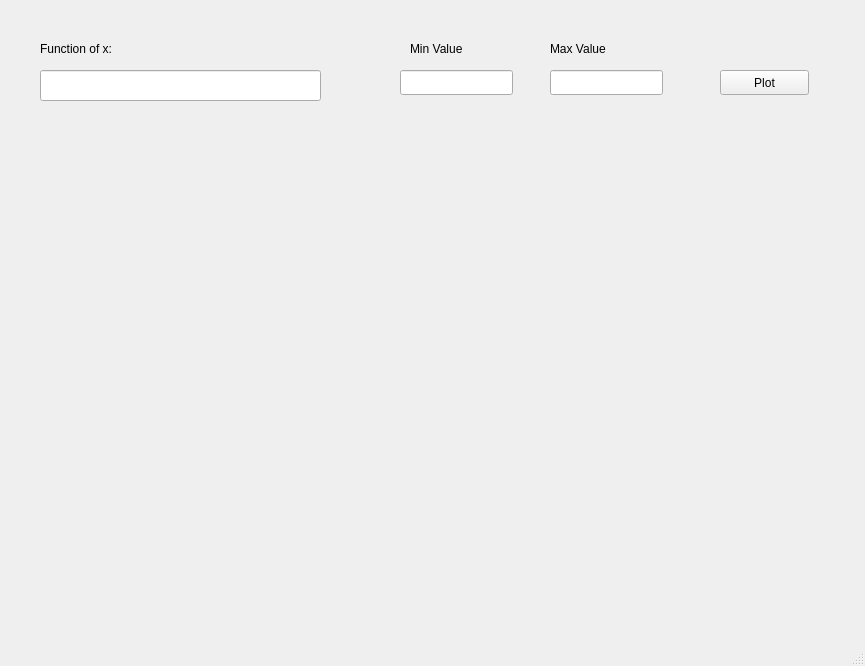
Abdelrahmanhassan1/Function-Plotter, file manigui.ui: the form before one commit.
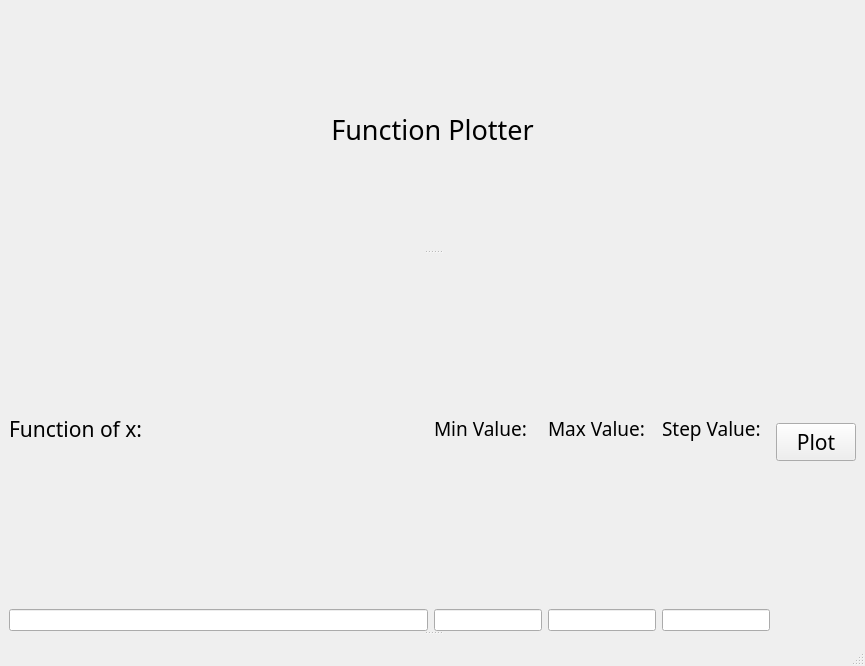
The form after the commit.

The edit to the form file:
```diff
--- a/manigui.ui
+++ b/manigui.ui
@@ -14,99 +14,142 @@
    <string>MainWindow</string>
   </property>
   <widget class="QWidget" name="centralwidget">
-   <widget class="QLineEdit" name="lineEdit">
-    <property name="geometry">
-     <rect>
-      <x>40</x>
-      <y>70</y>
-      <width>281</width>
-      <height>31</height>
-     </rect>
-    </property>
-   </widget>
+   <layout class="QHBoxLayout" name="horizontalLayout_4">
+    <item>
+     <widget class="QSplitter" name="splitter_2">
+      <property name="orientation">
+       <enum>Qt::Vertical</enum>
+      </property>
+      <widget class="QSplitter" name="splitter">
+       <property name="orientation">
+        <enum>Qt::Vertical</enum>
+       </property>
+       <widget class="QLabel" name="label_4">
+        <property name="font">
+         <font>
+          <family>Ubuntu Condensed</family>
+          <pointsize>20</pointsize>
+         </font>
+        </property>
+        <property name="text">
+         <string>Function Plotter</string>
+        </property>
+        <property name="alignment">
+         <set>Qt::AlignCenter</set>
+        </property>
+       </widget>
+       <widget class="QWidget" name="">
+        <layout class="QHBoxLayout" name="horizontalLayout_3">
+         <item>
+          <layout class="QVBoxLayout" name="verticalLayout_2">
+           <item>
    <widget class="QLabel" name="label">
-    <property name="geometry">
-     <rect>
-      <x>40</x>
-      <y>40</y>
-      <width>111</width>
-      <height>17</height>
-     </rect>
+             <property name="font">
+              <font>
+               <family>Ubuntu Condensed</family>
+               <pointsize>16</pointsize>
+              </font>
     </property>
     <property name="text">
      <string>Function of x:</string>
     </property>
    </widget>
-   <widget class="QLineEdit" name="lineEdit_2">
-    <property name="geometry">
-     <rect>
-      <x>400</x>
-      <y>70</y>
-      <width>113</width>
-      <height>25</height>
-     </rect>
-    </property>
-   </widget>
-   <widget class="QLineEdit" name="lineEdit_3">
-    <property name="geometry">
-     <rect>
-      <x>550</x>
-      <y>70</y>
-      <width>113</width>
-      <height>25</height>
-     </rect>
-    </property>
-   </widget>
+           </item>
+           <item>
+            <widget class="QLineEdit" name="function_input"/>
+           </item>
+          </layout>
+         </item>
+         <item>
+          <layout class="QHBoxLayout" name="horizontalLayout_2">
+           <item>
+            <layout class="QHBoxLayout" name="horizontalLayout">
+             <item>
+              <layout class="QVBoxLayout" name="verticalLayout_3">
+               <item>
    <widget class="QLabel" name="label_2">
-    <property name="geometry">
-     <rect>
-      <x>410</x>
-      <y>40</y>
-      <width>81</width>
-      <height>17</height>
-     </rect>
+                 <property name="font">
+                  <font>
+                   <family>Ubuntu Condensed</family>
+                   <pointsize>14</pointsize>
+                  </font>
     </property>
     <property name="text">
-     <string>Min Value</string>
-    </property>
-   </widget>
+                  <string>Min Value:</string>
+                 </property>
+                </widget>
+               </item>
+               <item>
+                <widget class="QLineEdit" name="min_value_input"/>
+               </item>
+              </layout>
+             </item>
+             <item>
+              <layout class="QVBoxLayout" name="verticalLayout_4">
+               <item>
    <widget class="QLabel" name="label_3">
-    <property name="geometry">
-     <rect>
-      <x>550</x>
-      <y>40</y>
-      <width>91</width>
-      <height>17</height>
-     </rect>
+                 <property name="font">
+                  <font>
+                   <family>Ubuntu Condensed</family>
+                   <pointsize>14</pointsize>
+                  </font>
     </property>
     <property name="text">
-     <string>Max Value</string>
-    </property>
-   </widget>
+                  <string>Max Value:</string>
+                 </property>
+                </widget>
+               </item>
+               <item>
+                <widget class="QLineEdit" name="max_value_input"/>
+               </item>
+              </layout>
+             </item>
+             <item>
+              <layout class="QVBoxLayout" name="verticalLayout_6">
+               <item>
+                <widget class="QLabel" name="label_5">
+                 <property name="font">
+                  <font>
+                   <family>Ubuntu Condensed</family>
+                   <pointsize>14</pointsize>
+                  </font>
+                 </property>
+                 <property name="text">
+                  <string>Step Value:</string>
+                 </property>
+                </widget>
+               </item>
+               <item>
+                <widget class="QLineEdit" name="step_value_input"/>
+               </item>
+              </layout>
+             </item>
+            </layout>
+           </item>
+           <item>
    <widget class="QPushButton" name="pushButton">
-    <property name="geometry">
-     <rect>
-      <x>720</x>
-      <y>70</y>
-      <width>89</width>
-      <height>25</height>
-     </rect>
+             <property name="font">
+              <font>
+               <family>Ubuntu Condensed</family>
+               <pointsize>16</pointsize>
+              </font>
     </property>
     <property name="text">
      <string>Plot</string>
     </property>
    </widget>
+           </item>
+          </layout>
+         </item>
+        </layout>
+       </widget>
+      </widget>
    <widget class="QWidget" name="verticalLayoutWidget">
-    <property name="geometry">
-     <rect>
-      <x>120</x>
-      <y>190</y>
-      <width>621</width>
-      <height>391</height>
-     </rect>
-    </property>
     <layout class="QVBoxLayout" name="verticalLayout"/>
    </widget>
+     </widget>
+    </item>
+   </layout>
   </widget>
   <widget class="QMenuBar" name="menubar">
    <property name="geometry">
```
Left out of the diff: 2 changed lines with no effect on the pictures. Lines whose indentation alone changed are shown as unchanged.
